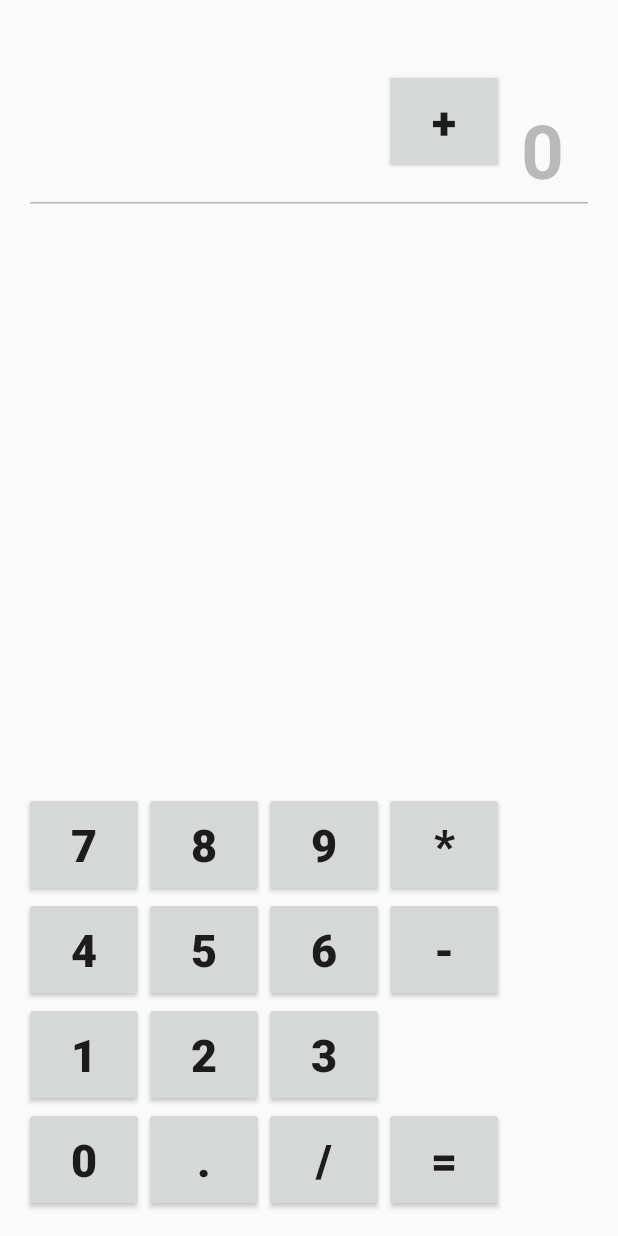
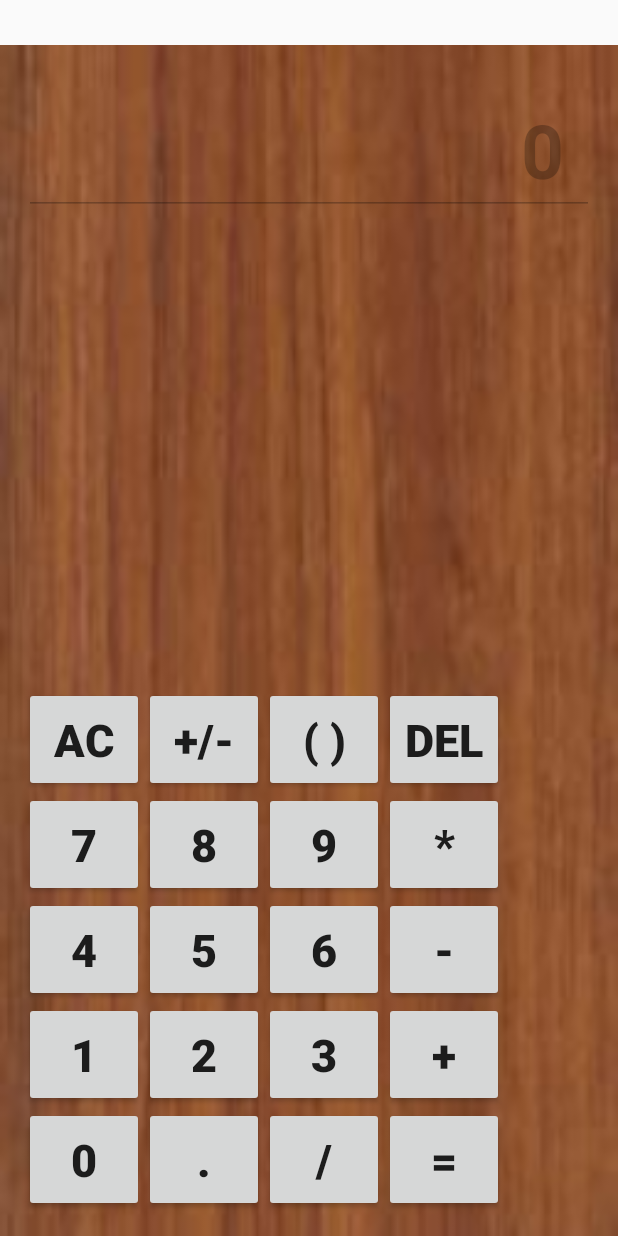
Before and after one commit to lukesterlee/LunaCalculator, an Android app: the screen it shows after launch (MainActivity), on a phone screen of 412 x 824 dp. Run offline under Robolectric (Android 15) with nearby library versions, the light colour scheme and no system bars; 2 statements that could not run were skipped.

Commit message:
basic layout

```diff
--- a/app/src/main/java/lukesterlee/c4q/nyc/lunacalculator/MainActivity.java
+++ b/app/src/main/java/lukesterlee/c4q/nyc/lunacalculator/MainActivity.java
@@ -17,6 +17,8 @@ public class MainActivity extends Activity {
     private String operation;
     private ButtonClickListener btnClick;
 
+
+
     @Override
     protected void onCreate(Bundle savedInstanceState) {
         super.onCreate(savedInstanceState);
@@ -26,8 +28,8 @@ public class MainActivity extends Activity {
 
         int idList[]= {R.id.button0,R.id.button1,R.id.button2,R.id.button3,R.id.button4,
                 R.id.button5,R.id.button6,R.id.button7,R.id.button8,R.id.button9,
-                R.id.buttonC,R.id.buttonDivide,R.id.buttonDot,R.id.buttonEqual,
-                R.id.buttonMinus,R.id.buttonPlus,R.id.buttonMultiply,};
+                R.id.buttonAC,R.id.buttonDivided,R.id.buttonDot,R.id.buttonEqual,
+                R.id.buttonMinus,R.id.buttonAdd,R.id.,};
         for (int id:idList){
             View v = (View) findViewById(id);
 
--- a/app/src/main/res/layout/activity_main.xml
+++ b/app/src/main/res/layout/activity_main.xml
@@ -4,6 +4,7 @@
     android:paddingLeft="@dimen/activity_horizontal_margin"
     android:paddingRight="@dimen/activity_horizontal_margin"
     android:paddingTop="@dimen/activity_vertical_margin"
+    android:background="@drawable/wood"
     android:paddingBottom="@dimen/activity_vertical_margin" tools:context=".MainActivity"
     android:layout_marginTop="30dp"
     android:id="@+id/calculator"
@@ -34,7 +35,7 @@
         android:singleLine="false"
         android:paddingLeft="20dp"
         android:phoneNumber="false"
-        android:text="0"
+        android:text="@string/zero"
         android:paddingRight="20dp"
         android:layout_alignParentTop="true"
         android:layout_alignParentStart="true" />
@@ -42,7 +43,7 @@
     <Button
         android:layout_width="80dp"
         android:layout_height="70dp"
-        android:text="7"
+        android:text="@string/seven"
         android:id="@+id/button7"
         android:textStyle="bold"
         android:textSize="30dp"
@@ -52,7 +53,7 @@
     <Button
         android:layout_width="80dp"
         android:layout_height="70dp"
-        android:text="8"
+        android:text="@string/eight"
         android:id="@+id/button8"
         android:textStyle="bold"
         android:textSize="30dp"
@@ -62,7 +63,7 @@
     <Button
         android:layout_width="80dp"
         android:layout_height="70dp"
-        android:text="9"
+        android:text="@string/nine"
         android:id="@+id/button9"
         android:textStyle="bold"
         android:textSize="30dp"
@@ -72,7 +73,7 @@
     <Button
         android:layout_width="80dp"
         android:layout_height="70dp"
-        android:text="*"
+        android:text="@string/multiple"
         android:id="@+id/buttonMultiple"
         android:textStyle="bold"
         android:textSize="30dp"
@@ -82,7 +83,7 @@
     <Button
         android:layout_width="80dp"
         android:layout_height="70dp"
-        android:text="4"
+        android:text="@string/four"
         android:id="@+id/button4"
         android:textStyle="bold"
         android:textSize="30dp"
@@ -92,7 +93,7 @@
     <Button
         android:layout_width="80dp"
         android:layout_height="70dp"
-        android:text="5"
+        android:text="@string/five"
         android:id="@+id/button5"
         android:textStyle="bold"
         android:textSize="30dp"
@@ -102,7 +103,7 @@
     <Button
         android:layout_width="80dp"
         android:layout_height="70dp"
-        android:text="6"
+        android:text="@string/six"
         android:id="@+id/button6"
         android:textStyle="bold"
         android:textSize="30dp"
@@ -112,7 +113,7 @@
     <Button
         android:layout_width="80dp"
         android:layout_height="70dp"
-        android:text="1"
+        android:text="@string/one"
         android:id="@+id/button1"
         android:textStyle="bold"
         android:textSize="30dp"
@@ -122,7 +123,7 @@
     <Button
         android:layout_width="80dp"
         android:layout_height="70dp"
-        android:text="2"
+        android:text="@string/two"
         android:id="@+id/button2"
         android:textStyle="bold"
         android:textSize="30dp"
@@ -186,8 +187,8 @@
         android:id="@+id/buttonAdd"
         android:textStyle="bold"
         android:textSize="30dp"
-        android:layout_above="@+id/buttonDivided"
-        android:layout_alignStart="@+id/buttonMinus" />
+        android:layout_below="@+id/buttonMinus"
+        android:layout_toEndOf="@+id/button3" />
 
     <Button
         android:layout_width="80dp"
@@ -199,5 +200,45 @@
         android:layout_alignParentBottom="true"
         android:layout_alignStart="@+id/buttonAdd" />
 
+    <Button
+        android:layout_width="80dp"
+        android:layout_height="70dp"
+        android:text="AC"
+        android:id="@+id/buttonAC"
+        android:textStyle="bold"
+        android:textSize="30dp"
+        android:layout_alignTop="@+id/buttonNega"
+        android:layout_alignParentStart="true" />
+
+    <Button
+        android:layout_width="80dp"
+        android:layout_height="70dp"
+        android:text="+/-"
+        android:id="@+id/buttonNega"
+        android:textStyle="bold"
+        android:textSize="30dp"
+        android:layout_above="@+id/button8"
+        android:layout_toEndOf="@+id/button7" />
+
+    <Button
+        android:layout_width="80dp"
+        android:layout_height="70dp"
+        android:text="( )"
+        android:id="@+id/buttonParenthesis"
+        android:textStyle="bold"
+        android:textSize="30dp"
+        android:layout_above="@+id/button9"
+        android:layout_toEndOf="@+id/buttonNega" />
+
+    <Button
+        android:layout_width="80dp"
+        android:layout_height="70dp"
+        android:text="DEL"
+        android:id="@+id/buttonDEL"
+        android:textStyle="bold"
+        android:textSize="30dp"
+        android:layout_above="@+id/buttonMultiple"
+        android:layout_toEndOf="@+id/button9" />
+
 
 </RelativeLayout>
--- a/app/src/main/res/values/strings.xml
+++ b/app/src/main/res/values/strings.xml
@@ -30,5 +30,8 @@
     <string name="log">log</string>
     <string name="percentage">%</string>
     <string name="root">√￣</string>
+    <string name="AC">AC</string>
+    <string name="DEL">DEL</string>
+    <string name="nega">+/-</string>
 
 </resources>
```
Also changed, not shown: app/src/main/res/drawable/wood.jpg (added).
